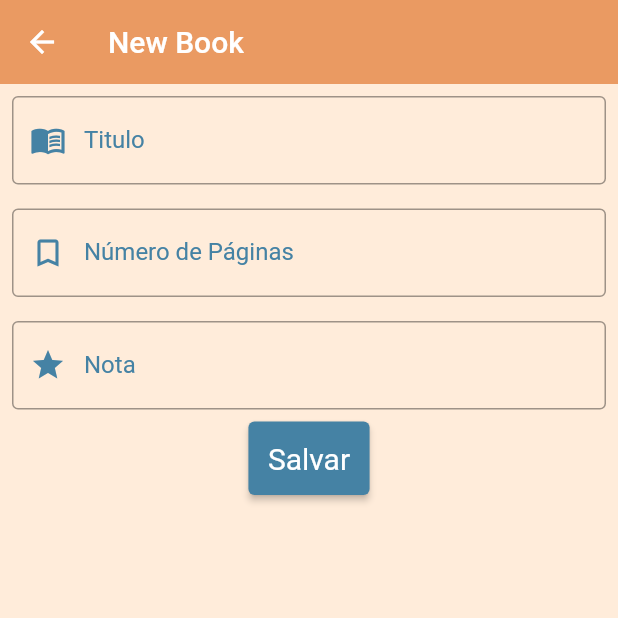
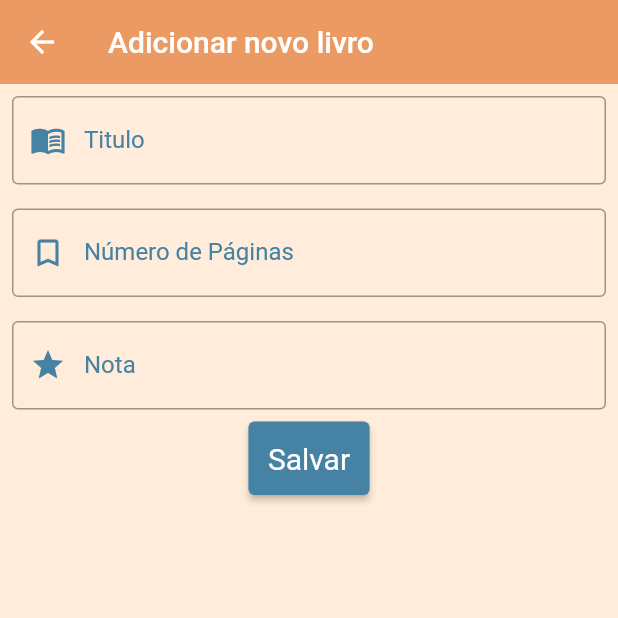
Before and after one commit to dju4mota/book_list, a Flutter app: the screen it shows after launch, after a tap on the "add" icon, on a phone screen of 412 x 824 dp, the top half of it. Run offline on Flutter 3.47's test engine with Material 2 defaults, Android fonts, the phone set to English and light mode, and no system bars; our stand-ins replace string_validator.

Commit message:
Nova Fonte

```diff
--- a/lib/Screen/NewBook.dart
+++ b/lib/Screen/NewBook.dart
@@ -20,7 +20,7 @@ class _NewBookState extends State<NewBook> {
     return Scaffold(
       appBar: AppBar(
         title: Text(
-          "New Book",
+          "Adicionar novo livro",
         ),
         backgroundColor: Color.fromARGB(255, 234, 154, 98),
         elevation: 0,
--- a/lib/Widgets/BookCard.dart
+++ b/lib/Widgets/BookCard.dart
@@ -26,20 +26,26 @@ class _BookCardState extends State<BookCard> {
               mainAxisAlignment: MainAxisAlignment.spaceBetween,
               children: [
                 Column(
+                  mainAxisAlignment: MainAxisAlignment.spaceEvenly,
                   crossAxisAlignment: CrossAxisAlignment.start,
                   children: [
                     Text(
                       "Título: " + widget.bk.titulo,
                       style: TextStyle(
-                        fontSize: 23,
+                        fontSize: 27,
                         fontFamily: 'Proxima Nova',
-                        fontWeight: FontWeight.w500,
+                        fontWeight: FontWeight.w600,
                       ),
                     ),
+                    Container(
+                      width: 210,
+                      child: Row(
+                        mainAxisAlignment: MainAxisAlignment.spaceBetween,
+                        children: [
                           Text(
                             "Páginas: " + widget.bk.numeroPaginas.toString(),
                             style: TextStyle(
-                        fontSize: 23,
+                              fontSize: 25,
                               fontFamily: 'Proxima Nova',
                               fontWeight: FontWeight.w500,
                             ),
@@ -47,9 +53,12 @@ class _BookCardState extends State<BookCard> {
                           Text(
                             "Nota: " + widget.bk.nota.toString(),
                             style: TextStyle(
-                        fontSize: 23,
+                              fontSize: 25,
                               fontFamily: 'Proxima Nova',
                               fontWeight: FontWeight.w500,
+                            ),
+                          ),
+                        ],
                       ),
                     ),
                   ],
--- a/lib/home.dart
+++ b/lib/home.dart
@@ -10,7 +10,7 @@ class Home extends StatefulWidget {
 }
 
 class _HomeState extends State<Home> {
-  List<Book> bookList = [Book(titulo: "Nome do Vento", numeroPaginas: "767", nota: "10")];
+  List<Book> bookList = [];
 
   void add(Book bk) {
     setState(() {
--- a/pubspec.yaml
+++ b/pubspec.yaml
@@ -46,7 +46,7 @@ flutter:
         - asset: fonts/Ubuntu-Light.ttf
     - family: Proxima Nova
       fonts:
-      - asset: fonts/Proxima Nova Extra Condensed Light.otf
+      - asset: fonts/Proxima Nova ScOsf Light.otf
 
 
   # The following line ensures that the Material Icons font is
```
Also changed, not shown: fonts/Proxima Nova Alt Condensed Light.otf (added), fonts/Proxima Nova Alt Extra Condensed Light.otf (added), fonts/Proxima Nova Alt Light.otf (added), fonts/Proxima Nova Condensed Light.otf (added), fonts/Proxima Nova ScOsf Condensed Light.otf (added), fonts/Proxima Nova ScOsf Extra Condensed Light.otf (added), fonts/Proxima Nova ScOsf Light.otf (added). Lines whose indentation alone changed are shown as unchanged.
